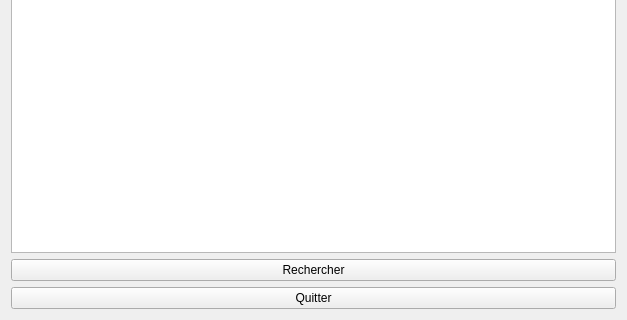
The window that Projet/RechercheContactWindow.ui (Dwarron/ProjetCDAA) describes before a commit, drawn with Qt 5; both pictures show x 0 to 627 and y 183 to 503 of the 627 by 503 pixel window.
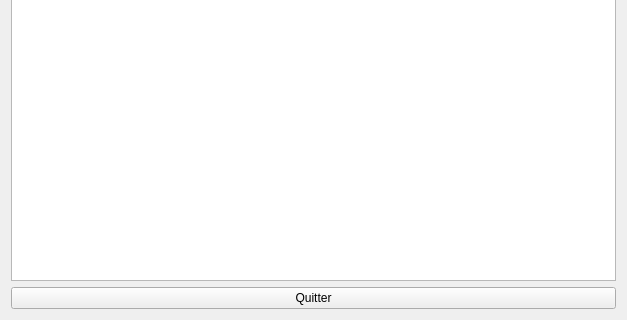
The same window after the commit.

The edit to the form file:
```diff
--- a/Projet/RechercheContactWindow.ui
+++ b/Projet/RechercheContactWindow.ui
@@ -17,13 +17,6 @@
    <string>Chercher un contact</string>
   </property>
   <layout class="QGridLayout" name="gridLayout">
-   <item row="4" column="0">
-    <widget class="QPushButton" name="validButton">
-     <property name="text">
-      <string>Rechercher</string>
-     </property>
-    </widget>
-   </item>
    <item row="0" column="0">
     <layout class="QVBoxLayout" name="verticalLayout">
      <item>
```
Left out of the diff: 2 changed lines with no effect on the pictures.
